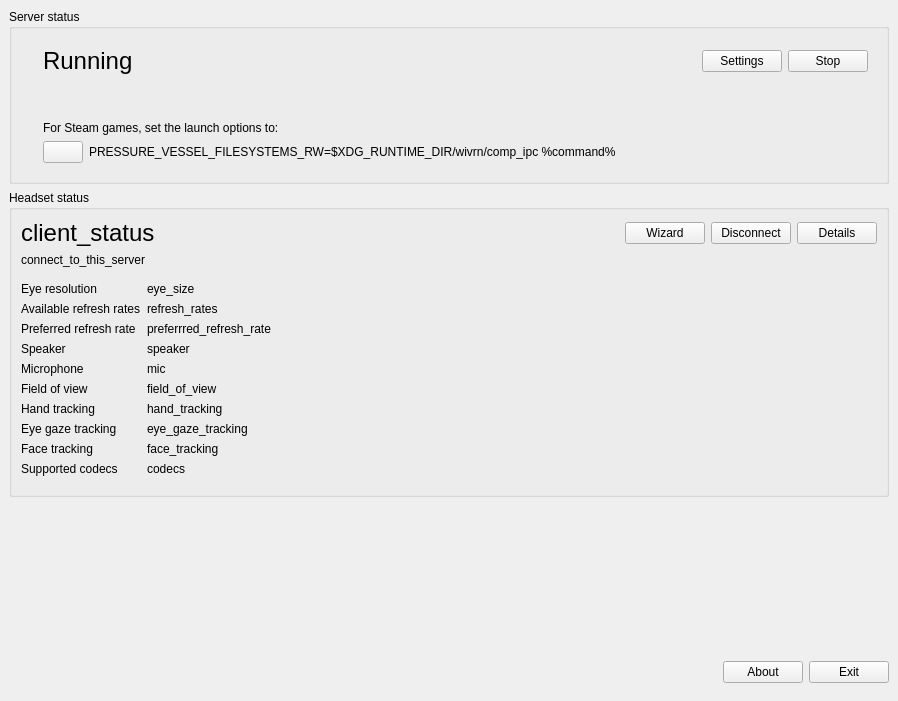
This is dashboard/main_window.ui in WiVRn/WiVRn as Qt 5 draws it before an edit. The edited form follows.
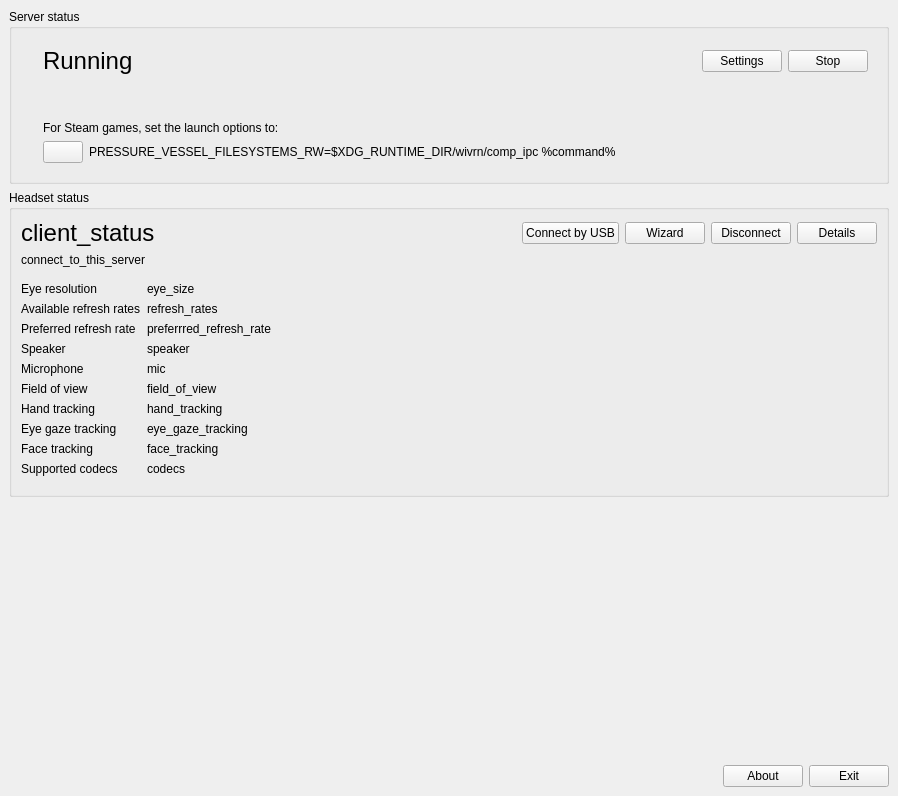
This is the edited form. Icons and pictures are not drawn.

Commit message: Connect via USB

Patch:
```diff
--- a/dashboard/main_window.ui
+++ b/dashboard/main_window.ui
@@ -7,7 +7,7 @@
     <x>0</x>
     <y>0</y>
     <width>898</width>
-    <height>701</height>
+    <height>796</height>
    </rect>
   </property>
   <property name="windowTitle">
@@ -218,7 +218,7 @@
       </property>
       <layout class="QVBoxLayout" name="verticalLayout">
        <item>
-        <layout class="QHBoxLayout" name="horizontalLayout" stretch="1,0,0,0">
+        <layout class="QHBoxLayout" name="horizontalLayout" stretch="1,0,0,0,0">
          <item>
           <widget class="QLabel" name="label_client_status">
            <property name="font">
@@ -231,6 +231,13 @@
            </property>
           </widget>
          </item>
+         <item>
+          <widget class="QPushButton" name="button_usb">
+           <property name="text">
+            <string>Connect by USB</string>
+           </property>
+          </widget>
+         </item>
          <item>
           <widget class="QPushButton" name="button_wizard">
            <property name="text">
@@ -450,8 +457,8 @@
         </property>
         <property name="sizeHint" stdset="0">
          <size>
-          <width>20</width>
-          <height>40</height>
+          <width>40</width>
+          <height>20</height>
          </size>
         </property>
        </spacer>
```
The commit also changes 6 other files.
